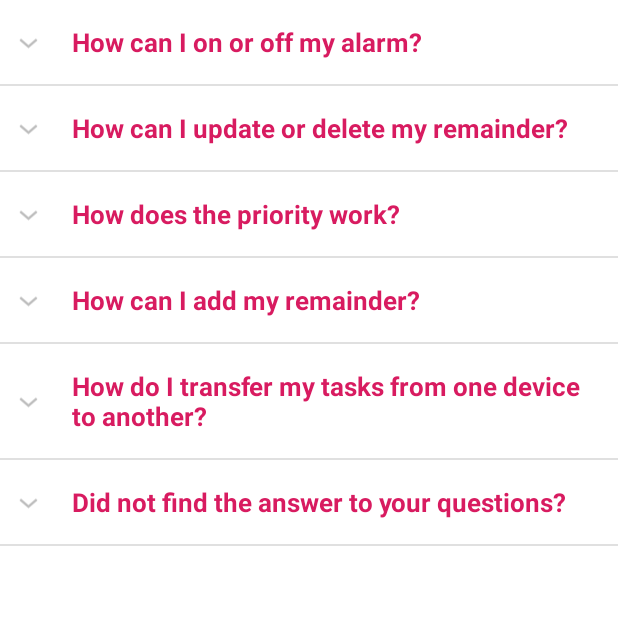
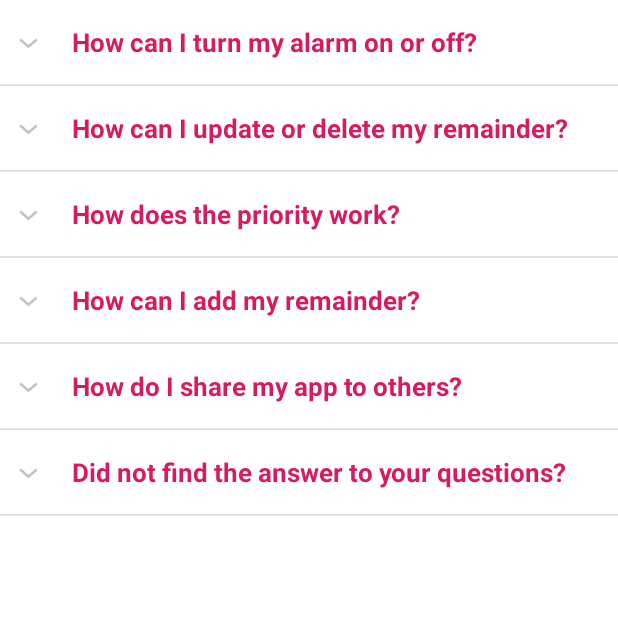
Before and after one commit to LowSpeeddevelopers/Todo, an Android app: the HelpActivity screen opened directly, with no data from a screen before it, on a phone screen of 412 x 824 dp, the top half of it. Run offline under Robolectric (Android 15) with nearby library versions, the phone set to English and light mode, and no system bars; Roboto replaces fonts that are not available here.

Commit message:
ripple added and some other features updated

```diff
--- a/app/src/main/java/com/super15/todo/Activity/AlarmActivity.java
+++ b/app/src/main/java/com/super15/todo/Activity/AlarmActivity.java
@@ -14,6 +14,7 @@ import android.view.View;
 import android.view.Window;
 import android.view.WindowManager;
 import android.widget.Button;
+import android.widget.FrameLayout;
 import android.widget.TextView;
 
 import com.super15.todo.R;
@@ -38,7 +39,8 @@ public class AlarmActivity extends AppCompatActivity {
         date = intent.getStringExtra("date");
         time = intent.getStringExtra("time");
 
-        TextView tvTitle, tvNote, tvDate, tvTime, btnDismiss;
+        TextView tvTitle, tvNote, tvDate, tvTime,btnDismiss;
+
 
         tvTitle = findViewById(R.id.tv_title);
         tvNote = findViewById(R.id.tv_note);
--- a/app/src/main/java/com/super15/todo/Activity/HelpActivity.java
+++ b/app/src/main/java/com/super15/todo/Activity/HelpActivity.java
@@ -10,6 +10,7 @@ import com.super15.todo.Adapter.ExpandableListViewAdapter;
 import com.super15.todo.R;
 
 import java.util.ArrayList;
+import java.util.Arrays;
 import java.util.HashMap;
 import java.util.List;
 
@@ -85,36 +86,19 @@ public class HelpActivity extends AppCompatActivity {
         listDataGroup.add(getString(R.string.text_transfer));
         listDataGroup.add(getString(R.string.text_question));
         String[] array;
-        List<String> onList = new ArrayList<>();
         array = getResources().getStringArray(R.array.string_array_on_off);
-        for (String item : array) {
-            onList.add(item);
-        }
-        List<String> updateList = new ArrayList<>();
+        List<String> onList = new ArrayList<>(Arrays.asList(array));
         array = getResources().getStringArray(R.array.string_array_update_delete);
-        for (String item : array) {
-            updateList.add(item);
-        }
-        List<String> priorityList = new ArrayList<>();
+        List<String> updateList = new ArrayList<>(Arrays.asList(array));
         array = getResources().getStringArray(R.array.string_array_priority);
-        for (String item : array) {
-            priorityList.add(item);
-        }
-        List<String> remainderList = new ArrayList<>();
+        List<String> priorityList = new ArrayList<>(Arrays.asList(array));
         array = getResources().getStringArray(R.array.string_array_remainder);
-        for (String item : array) {
-            remainderList.add(item);
-        }
-        List<String> transferList = new ArrayList<>();
+        List<String> remainderList = new ArrayList<>(Arrays.asList(array));
         array = getResources().getStringArray(R.array.string_array_transfer);
-        for (String item : array) {
-            transferList.add(item);
-        }
+        List<String> transferList = new ArrayList<>(Arrays.asList(array));
         List<String> questionList = new ArrayList<>();
         array = getResources().getStringArray(R.array.string_array_question);
-        for (String item : array) {
-            questionList.add(item);
-        }
+        questionList.addAll(Arrays.asList(array));
         // Adding child data
         listDataChild.put(listDataGroup.get(0), onList);
         listDataChild.put(listDataGroup.get(1), updateList);
--- a/app/src/main/res/layout/add_dialoguebox.xml
+++ b/app/src/main/res/layout/add_dialoguebox.xml
@@ -130,8 +130,11 @@
         android:layout_height="wrap_content"
         android:layout_width="wrap_content"
         android:id="@+id/btn_add"
+        android:background="?attr/selectableItemBackground"
+        android:clickable="true"
         android:text="save"
-        android:layout_gravity="center"/>
+        android:layout_gravity="center"
+        android:focusable="true" />
 
     </LinearLayout>
 
--- a/app/src/main/res/values/strings.xml
+++ b/app/src/main/res/values/strings.xml
@@ -21,36 +21,40 @@
     <string name="gk_fb">fb.com/100010615418972</string>
 
 
-    <string name="text_on_off">How can I on or off my alarm?</string>
+    <string name="text_on_off">How can I turn my alarm on or off?</string>
     <string name="text_update_delete">How can I update or delete my remainder?</string>
     <string name="text_priority">How does the priority work?</string>
     <string name="text_add_remainder">How can I add my remainder?</string>
-    <string name="text_transfer">How do I transfer my tasks from one device to another?</string>
+    <string name="text_transfer">How do I share my app to others?</string>
     <string name="text_question">Did not find the answer to your questions?</string>
     <string-array name="string_array_on_off">
-        <item>Please click On button to On Alarm</item>
-        <item>Please click Off button to Off Alarm</item>
+        <item>Click on the right side circular shaped red button to turn on an alarm.</item>
+        <item>If the center of the circle shaped button is red it means your alarm is currently off and if it is green that means your alarm is on.</item>
     </string-array>
 
     <string-array name="string_array_update_delete">
-        <item>Please swap Right to update or delete Remainder</item>
+        <item>Swipe from right to left on your alarm to get the update or delete option.</item>
+    </string-array>
+
+    <string-array name="string_array_remainder">
+        <item>Click on the "+" button at the bottom of the screen to add an alarm.It will show you two buttons of priority you want.</item>
+        <item>Select the priority you want.</item>
+        <item>Type the title of your alarm at alarm field.</item>
+        <item>Type the information or description about your alarm in the description field to set your alarm description.</item>
+        <item>Pick the date you want to set alarm at from the calender icon.</item>
+        <item>Pick the time you want to set the alarm at from the watch icon.</item>
+        <item>Click save and you are good to go. Your alarm is set.</item>
     </string-array>
 
     <string-array name="string_array_priority">
-        <item>Please click round shape plus button for priority</item>
-        <item>In low priority, few specific button does not work such as only vibrate works, ring does not work </item>
-        <item>In high priority all button work properly </item>
+        <item>In low priority by default only vibration is selected you will get a vibration alarm at the specific time of your alarm. You can enable ringtone if you want.</item>
+        <item>In high priority both and ring and vibration will work.</item>
     </string-array>
 
-    <string-array name="string_array_remainder">
-        <item>Please click round shape add button to add remainder</item>
-        <item>In Title, you type your Remainder title </item>
-        <item>In Description, you type your Remainder description</item>
-        <item>Please click save button to save your Remainder details</item>
-    </string-array>
+
     <string-array name="string_array_transfer">
-        <item>Please swap left to Menus</item>
-        <item>Please click share button to transfer your task</item>
+        <item>Swipe from left to right for menu. Or you can click the 3 lined icon from the top left of the screen to get the menu</item>
+        <item>Click the share button to share your app with others.</item>
     </string-array>
     <string-array name="string_array_question">
         <item>Yes</item>
```
Also changed, not shown: app/src/main/res/layout/aboutus.xml (+6 -3 lines), app/src/main/res/layout/activity_view_todo.xml (+24 -12 lines), app/src/main/res/layout/contact.xml (+20 -5 lines), app/src/main/res/layout/todoitem.xml (+17 -3 lines).
